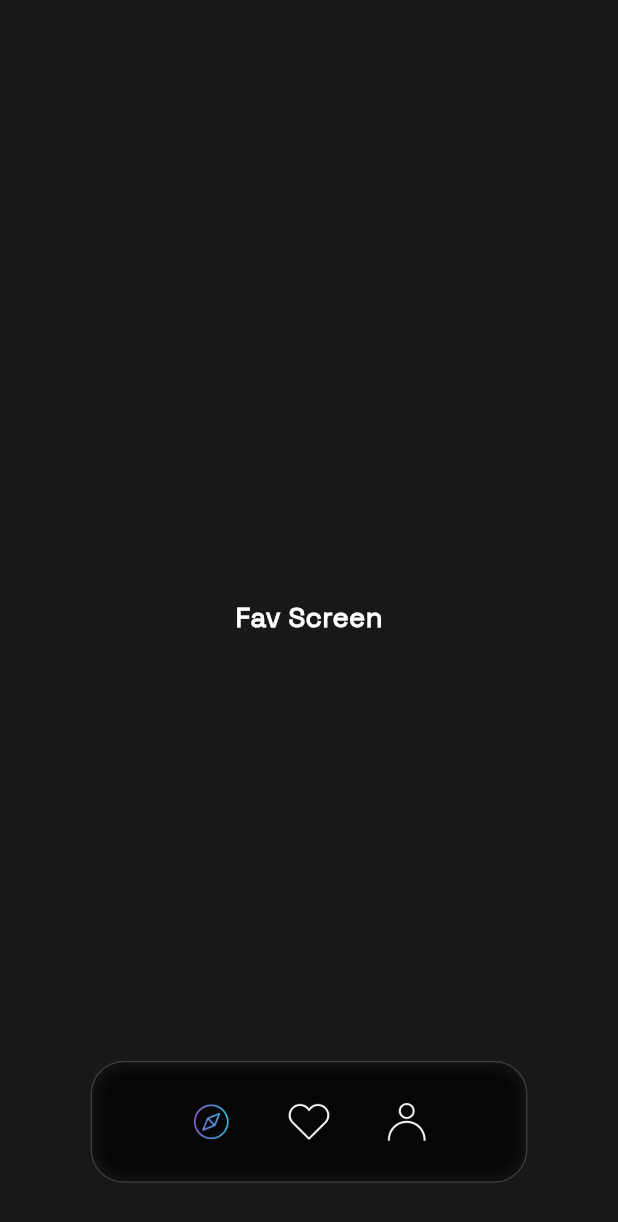
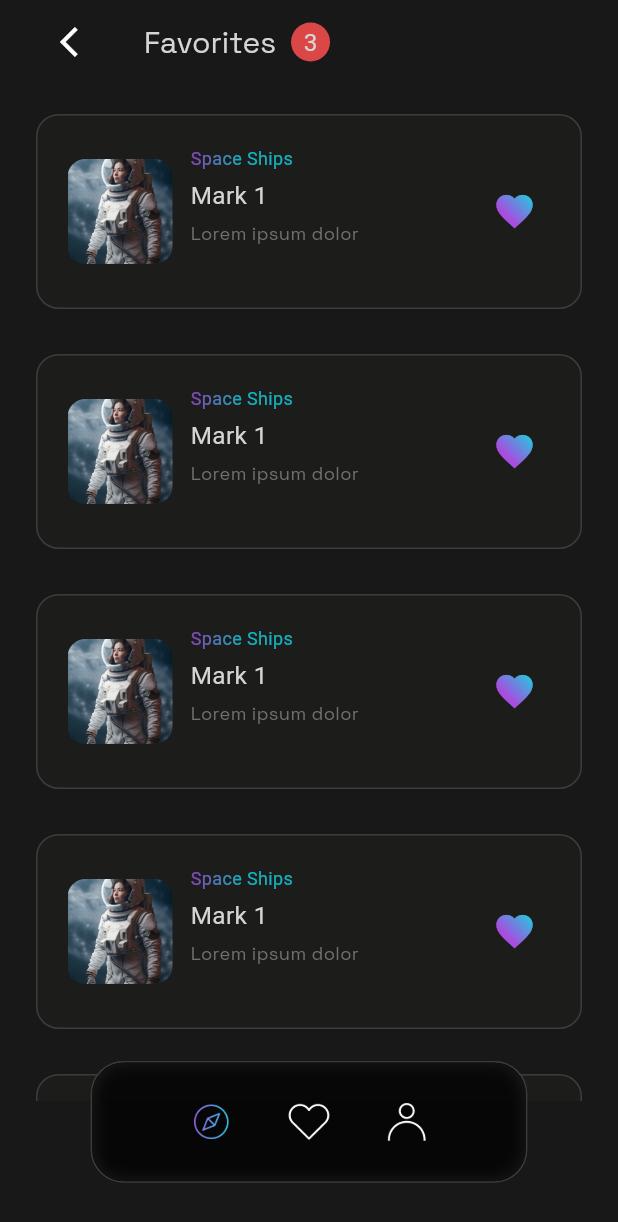
Before and after one commit to GalaxtXGate/GalaxtXGate, a Flutter app: the BottomNavBar screen opened by its route, swiped to page 2, on a phone screen of 412 x 824 dp. Shown: the top 1222 px of the screen. Run offline on Flutter 3.47's test engine with Material 3 defaults, Android fonts, the phone set to English and light mode, and no system bars; our stand-ins replace cached_network_image, connectivity_plus, dio, flutter_bloc, flutter_screenutil, flutter_spinkit and 3 more; accounts and stored records are empty; network calls fail; project files that could hold a hidden picture were left out.

Commit message:
make design of favorite screen

```diff
--- a/lib/core/themes/app_colors.dart
+++ b/lib/core/themes/app_colors.dart
@@ -1,4 +1,5 @@
 import 'package:flutter/material.dart';
+import 'package:galaxyxgate/features/favourits/screen/favorites.dart';
 
 class AppColors {
   static const Color purple = Color(0xffA64EDD);
@@ -25,4 +26,5 @@ class AppColors {
   static const Color borderGrey = Color(0xFF717171);
   static const Color offWhite2 = Color(0xFFD5D5D5);
   static const Color textFieldsGrey = Color(0xFF3D3D3D33);
+  static const Color red = Color(0xffDB4747);
 }
--- a/lib/core/themes/app_images.dart
+++ b/lib/core/themes/app_images.dart
@@ -6,4 +6,5 @@ class AppImages {
   static const String googleLogo = 'assets/images/google_logo.png';
   static const String faceBookLogo = 'assets/images/facebook_logo.png';
   static const String appLogo = 'assets/images/app_logo.png';
+  static const String astronaut = 'assets/images/astronaut.png';
 }
--- /dev/null
+++ b/lib/core/widgets/favorite_icon.dart
@@ -0,0 +1,45 @@
+import 'package:flutter/material.dart';
+import 'package:galaxyxgate/core/themes/app_colors.dart';
+
+class FavoriteIcon extends StatefulWidget {
+  const FavoriteIcon({super.key});
+
+  @override
+  State<FavoriteIcon> createState() => _FavoriteIconState();
+}
+bool isFavourite = true;
+class _FavoriteIconState extends State<FavoriteIcon> {
+  @override
+  Widget build(BuildContext context) {
+    return ShaderMask(
+      shaderCallback: (Rect bounds) {
+        return const LinearGradient(
+          colors: [
+            AppColors.loginTextGradientPurple,
+            AppColors.loginTextGradientPurple,
+            AppColors.loginTextGradientBlue,
+            AppColors.loginTextGradientGreen
+          ], // Gradient colors
+          begin: Alignment.centerLeft, // Gradient start position
+          end: Alignment.topCenter, // Gradient end position
+        ).createShader(bounds);
+      },
+      child: IconButton(
+        iconSize: 29,
+        onPressed: () {
+          setState(() {
+            isFavourite = !isFavourite;
+          });
+        },
+
+        icon: isFavourite?  const Icon(
+          Icons.favorite,
+          color: AppColors.white,
+        ): const Icon(
+          Icons.favorite_border,
+          color: AppColors.white,
+        ),
+      ),
+    );
+  }
+}
--- a/lib/features/bottom_nav_bar/view/bottom_nav_bar.dart
+++ b/lib/features/bottom_nav_bar/view/bottom_nav_bar.dart
@@ -3,6 +3,7 @@ import 'package:galaxyxgate/core/themes/app_colors.dart';
 import 'package:galaxyxgate/core/themes/text_styles.dart';
 import 'package:galaxyxgate/core/utils/app_icons.dart';
 import 'package:galaxyxgate/features/bottom_nav_bar/view/widgets/blured_bottom_nav_bar/blured_bottom_nav_bar.dart';
+import 'package:galaxyxgate/features/favourits/screen/favorites.dart';
 import 'package:galaxyxgate/features/home/view/home_screen.dart';
 
 class BottomNavBar extends StatelessWidget {
@@ -18,14 +19,7 @@ class BottomNavBar extends StatelessWidget {
       ],
       screens: [
         const HomeScreen(),
-        Scaffold(
-          body: Center(
-            child: Text(
-              'Fav Screen',
-              style: TextStyles.font18White700w,
-            ),
-          ),
-        ),
+         const Favourites(),
         Scaffold(
           body: Center(
             child: Text(
--- /dev/null
+++ b/lib/features/favourits/screen/favorites.dart
@@ -0,0 +1,12 @@
+import 'package:flutter/material.dart';
+import 'package:galaxyxgate/features/favourits/screen/widgets/favorites_body.dart';
+
+class Favourites extends StatelessWidget {
+const Favourites({ Key? key }) : super(key: key);
+@override
+Widget build(BuildContext context) {
+return Scaffold(
+  body: FavoritesBody(),
+);
+}
+}
--- /dev/null
+++ b/lib/features/favourits/screen/widgets/content_of_favorites.dart
@@ -0,0 +1,69 @@
+import 'package:flutter/material.dart';
+import 'package:galaxyxgate/core/themes/app_colors.dart';
+import 'package:galaxyxgate/core/themes/app_images.dart';
+import 'package:galaxyxgate/core/themes/text_styles.dart';
+import 'package:galaxyxgate/core/widgets/favorite_icon.dart';
+import 'package:galaxyxgate/features/favourits/screen/widgets/gradient_title.dart';
+
+class ContentOfFavorites extends StatelessWidget {
+  const ContentOfFavorites({Key? key}) : super(key: key);
+  @override
+  Widget build(BuildContext context) {
+    return Container(
+        width: double.infinity,
+        height: 130,
+        decoration: BoxDecoration(
+          color: AppColors.textFieldsGrey.withOpacity(0.1),
+          borderRadius: BorderRadius.circular(15),
+          border: Border.all(color: AppColors.deepGrey),
+        ),
+        child: Padding(
+          padding:
+              const EdgeInsets.symmetric(horizontal: 20.0, vertical: 20.0),
+          child: Row(
+            children: [
+              Container(
+                width: 70,
+                height: 70,
+                decoration: BoxDecoration(
+                  image: const DecorationImage(
+                    image: AssetImage(AppImages.astronaut),
+                    fit: BoxFit.cover,
+                  ),
+                  borderRadius: BorderRadius.circular(12),
+                ),
+              ),
+              const SizedBox(
+                width: 12,
+              ),
+              Column(
+                crossAxisAlignment: CrossAxisAlignment.start,
+                children: [
+                  const GradientTextColor(
+                    text: 'Space Ships',
+                  ),
+                  const SizedBox(
+                    height: 5,
+                  ),
+                  Text(
+                    'Mark 1',
+                    style: TextStyles.textStyle16400,
+                  ),
+                  const SizedBox(
+                    height: 5,
+                  ),
+                  Text(
+                    'Lorem ipsum dolor   ',
+                    style: TextStyles.textStyle12400,
+                  ),
+                ],
+              ),
+              Spacer(),
+         const FavoriteIcon()
+
+            ],
+
+          ),
+        ),);
+  }
+}
--- /dev/null
+++ b/lib/features/favourits/screen/widgets/favorites_body.dart
@@ -0,0 +1,68 @@
+import 'package:flutter/material.dart';
+import 'package:galaxyxgate/core/themes/app_colors.dart';
+import 'package:galaxyxgate/core/themes/text_styles.dart';
+import 'package:galaxyxgate/features/favourits/screen/widgets/content_of_favorites.dart';
+
+class FavoritesBody extends StatelessWidget {
+  const FavoritesBody({Key? key}) : super(key: key);
+  @override
+  Widget build(BuildContext context) {
+    return Padding(
+       padding: const EdgeInsets.symmetric(horizontal: 24),
+
+      child: Scaffold(
+        appBar: AppBar(
+          scrolledUnderElevation: 0.0,
+          backgroundColor: Colors.transparent,
+          title: Row(
+            children: [
+              Text(
+                "Favorites",
+                style: TextStyles.textStyle16400
+                    .copyWith(fontFamily: 'SpaceGrotesk', fontSize: 20),
+              ),
+              const SizedBox(width: 10),
+              CircleAvatar(
+                radius: 13,
+                backgroundColor: AppColors.red,
+                child: Text(
+                  "3",
+                  style: TextStyles.textStyle16400,
+                ),
+              )
+            ],
+          ),
+          leading: InkWell(
+            borderRadius: BorderRadius.circular(40),
+            onTap: () {
+              Navigator.pop(context);
+            },
+            child: const Icon(
+
+              Icons.arrow_back_ios,
+              color: AppColors.white,
+            ),
+          ),
+        ),
+
+        body: Padding(
+          padding:  const EdgeInsets.only(top: 20,bottom: 90),
+          child: ListView.builder(
+
+            itemCount: 15,
+            itemBuilder: (context, index) {
+              return  Padding(
+                padding: EdgeInsets.only(bottom: 30.0),
+                child: ContentOfFavorites(),
+              );
+            },
+
+          ),
+
+        ),
+
+
+      ),
+    );
+  }
+}
--- /dev/null
+++ b/lib/features/favourits/screen/widgets/gradient_title.dart
@@ -0,0 +1,28 @@
+import 'package:flutter/material.dart';
+import 'package:galaxyxgate/core/themes/app_colors.dart';
+import 'package:galaxyxgate/core/themes/text_styles.dart';
+
+class GradientTextColor extends StatelessWidget {
+  const GradientTextColor({super.key, required this.text});
+  final String text;
+  @override
+  Widget build(BuildContext context) {
+    return ShaderMask(
+      shaderCallback: (Rect bounds) {
+        return const LinearGradient(
+          colors: [
+            AppColors.loginTextGradientPurple,
+            AppColors.loginTextGradientBlue,
+            AppColors.loginTextGradientGreen
+          ], // Gradient colors
+          begin: Alignment.topLeft, // Gradient start position
+          end: Alignment.topCenter, // Gradient end position
+        ).createShader(bounds);
+      },
+      child: Text(
+        text,
+        style: TextStyles.textStyle14400.copyWith(fontSize: 12)
+      ),
+    );
+  }
+}
```
Also changed, not shown: assets/images/astronaut.png (added), pubspec.lock.
